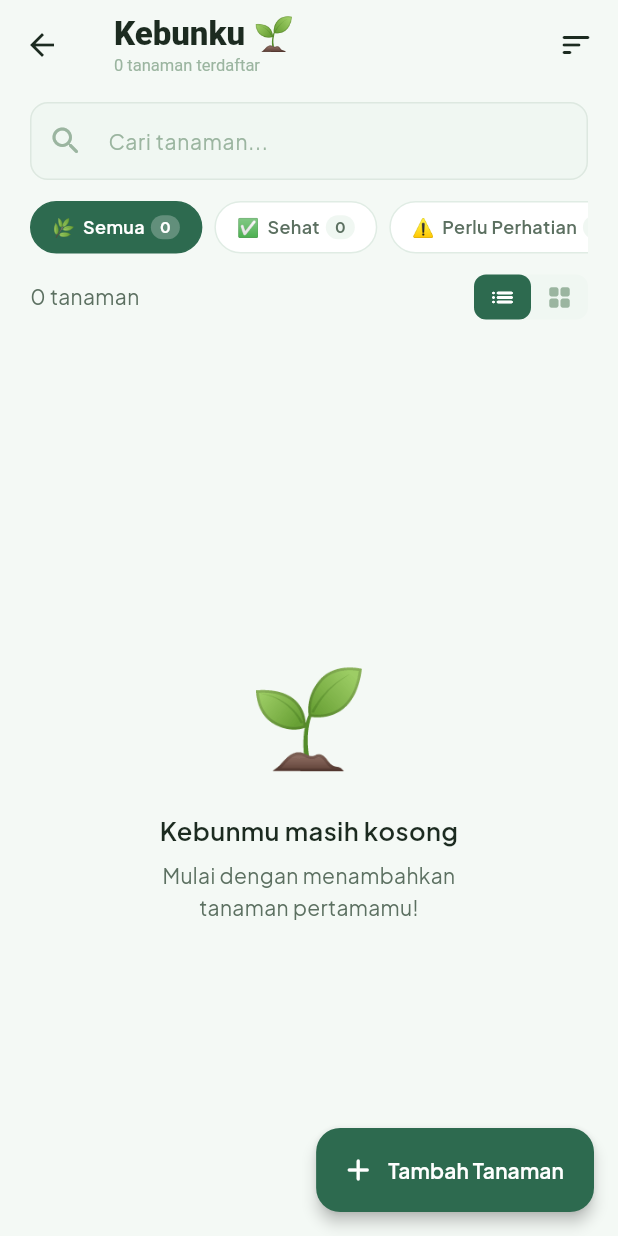
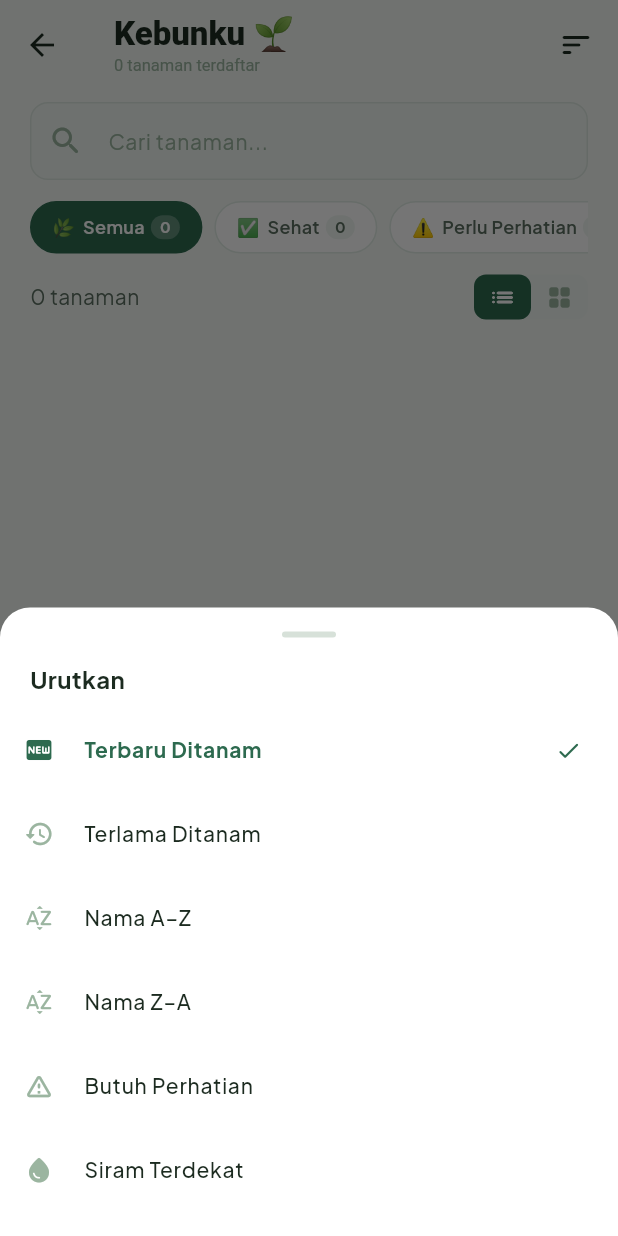
Before and after one commit to citylighxts/urban_leaf, a Flutter app: the KebunkuPage screen opened directly, after a tap on the "sort" icon, on a phone screen of 412 x 824 dp. Run offline on Flutter 3.47's test engine with Material 3 defaults, Android fonts, the phone set to English and light mode, and no system bars; our stand-ins replace cloud_firestore, firebase_auth, firebase_core, firebase_crashlytics, geocoding, geolocator and 2 more; accounts and stored records are empty; Roboto replaces fonts that are missing (PlusJakartaSans).

Commit message:
feat: add sorting functionality and initial filter option in KebunkuPage; update navigation from ProfilePage

```diff
--- a/lib/pages/kebunku/kebunku_page.dart
+++ b/lib/pages/kebunku/kebunku_page.dart
@@ -8,20 +8,56 @@ import 'add_edit_plant_page.dart';
 import 'plant_detail_page.dart';
 
 class KebunkuPage extends StatefulWidget {
-  const KebunkuPage({super.key});
+  final PlantStatus? initialFilter;
+  const KebunkuPage({super.key, this.initialFilter});
 
   @override
   State<KebunkuPage> createState() => _KebunkuPageState();
 }
 
+enum PlantSort { newest, oldest, nameAZ, nameZA, status, wateringDue }
+
+extension PlantSortLabel on PlantSort {
+  String get label => switch (this) {
+    PlantSort.newest      => 'Terbaru Ditanam',
+    PlantSort.oldest      => 'Terlama Ditanam',
+    PlantSort.nameAZ      => 'Nama A–Z',
+    PlantSort.nameZA      => 'Nama Z–A',
+    PlantSort.status      => 'Butuh Perhatian',
+    PlantSort.wateringDue => 'Siram Terdekat',
+  };
+
+  IconData get icon => switch (this) {
+    PlantSort.newest      => Icons.fiber_new_rounded,
+    PlantSort.oldest      => Icons.history_rounded,
+    PlantSort.nameAZ      => Icons.sort_by_alpha_rounded,
+    PlantSort.nameZA      => Icons.sort_by_alpha_rounded,
+    PlantSort.status      => Icons.warning_amber_rounded,
+    PlantSort.wateringDue => Icons.water_drop_rounded,
+  };
+}
+
+int _statusPriority(PlantStatus s) => switch (s) {
+  PlantStatus.quarantine     => 0,
+  PlantStatus.needsAttention => 1,
+  PlantStatus.healthy        => 2,
+};
+
 class _KebunkuPageState extends State<KebunkuPage> {
   final _plantService = PlantFirestoreService();
-  PlantStatus? _selectedFilter; // null = all
+  late PlantStatus? _selectedFilter;
+  PlantSort _selectedSort = PlantSort.newest;
   bool _isGridView = false;
   String _searchQuery = '';
 
+  @override
+  void initState() {
+    super.initState();
+    _selectedFilter = widget.initialFilter;
+  }
+
   List<PlantModel> _filteredPlants(List<PlantModel> plants) {
-    return plants.where((p) {
+    final filtered = plants.where((p) {
       final matchesFilter =
           _selectedFilter == null || p.status == _selectedFilter;
       final matchesSearch =
@@ -30,6 +66,33 @@ class _KebunkuPageState extends State<KebunkuPage> {
           p.type.toLowerCase().contains(_searchQuery.toLowerCase());
       return matchesFilter && matchesSearch;
     }).toList();
+
+    filtered.sort((a, b) => switch (_selectedSort) {
+      PlantSort.newest      => b.plantedDate.compareTo(a.plantedDate),
+      PlantSort.oldest      => a.plantedDate.compareTo(b.plantedDate),
+      PlantSort.nameAZ      => a.name.compareTo(b.name),
+      PlantSort.nameZA      => b.name.compareTo(a.name),
+      PlantSort.status      => _statusPriority(a.status).compareTo(_statusPriority(b.status)),
+      PlantSort.wateringDue => a.nextWatering.compareTo(b.nextWatering),
+    });
+
+    return filtered;
+  }
+
+  void _showSortSheet() {
+    showModalBottomSheet(
+      context: context,
+      shape: const RoundedRectangleBorder(
+        borderRadius: BorderRadius.vertical(top: Radius.circular(20)),
+      ),
+      builder: (_) => _SortSheet(
+        selected: _selectedSort,
+        onSelect: (sort) {
+          setState(() => _selectedSort = sort);
+          Navigator.pop(context);
+        },
+      ),
+    );
   }
 
   Future<bool> _confirmDeletePlant(PlantModel plant) async {
@@ -253,8 +316,13 @@ class _KebunkuPageState extends State<KebunkuPage> {
       ),
       actions: [
         IconButton(
-          icon: const Icon(Icons.sort_rounded, color: AppColors.textPrimary),
-          onPressed: () {},
+          icon: Icon(
+            Icons.sort_rounded,
+            color: _selectedSort != PlantSort.newest
+                ? AppColors.primary
+                : AppColors.textPrimary,
+          ),
+          onPressed: _showSortSheet,
         ),
         const SizedBox(width: 4),
       ],
@@ -468,6 +536,73 @@ class _DismissBackground extends StatelessWidget {
   }
 }
 
+class _SortSheet extends StatelessWidget {
+  final PlantSort selected;
+  final ValueChanged<PlantSort> onSelect;
+
+  const _SortSheet({required this.selected, required this.onSelect});
+
+  @override
+  Widget build(BuildContext context) {
+    return SafeArea(
+      child: Padding(
+        padding: const EdgeInsets.symmetric(vertical: 16),
+        child: Column(
+          mainAxisSize: MainAxisSize.min,
+          children: [
+            Container(
+              width: 36,
+              height: 4,
+              decoration: BoxDecoration(
+                color: AppColors.textHint.withValues(alpha: 0.4),
+                borderRadius: BorderRadius.circular(2),
+              ),
+            ),
+            const SizedBox(height: 16),
+            const Padding(
+              padding: EdgeInsets.symmetric(horizontal: 20),
+              child: Align(
+                alignment: Alignment.centerLeft,
+                child: Text(
+                  'Urutkan',
+                  style: TextStyle(
+                    fontSize: 16,
+                    fontWeight: FontWeight.w700,
+                    color: AppColors.textPrimary,
+                  ),
+                ),
+              ),
+            ),
+            const SizedBox(height: 8),
+            ...PlantSort.values.map((sort) {
+              final isSelected = sort == selected;
+              return ListTile(
+                leading: Icon(
+                  sort.icon,
+                  color: isSelected ? AppColors.primary : AppColors.textHint,
+                  size: 20,
+                ),
+                title: Text(
+                  sort.label,
+                  style: TextStyle(
+                    fontSize: 14,
+                    fontWeight: isSelected ? FontWeight.w700 : FontWeight.w500,
+                    color: isSelected ? AppColors.primary : AppColors.textPrimary,
+                  ),
+                ),
+                trailing: isSelected
+                    ? const Icon(Icons.check_rounded, color: AppColors.primary, size: 18)
+                    : null,
+                onTap: () => onSelect(sort),
+              );
+            }),
+          ],
+        ),
+      ),
+    );
+  }
+}
+
 class _EmptyState extends StatelessWidget {
   final bool hasFilter;
   const _EmptyState({required this.hasFilter});
--- a/lib/pages/profile/profile_page.dart
+++ b/lib/pages/profile/profile_page.dart
@@ -92,21 +92,21 @@ class _ProfilePageState extends State<ProfilePage> {
                             label: 'Total Tanaman',
                             value: '${plants.length} tanaman',
                             color: AppColors.primary,
-                            onTap: _goToKebunku,
+                            onTap: () => _goToKebunku(),
                           ),
                           _ProfileTile(
                             icon: Icons.check_circle_rounded,
                             label: 'Tanaman Sehat',
                             value: '$healthyCount tanaman',
                             color: AppColors.healthy,
-                            onTap: _goToKebunku,
+                            onTap: () => _goToKebunku(filter: PlantStatus.healthy),
                           ),
                           _ProfileTile(
                             icon: Icons.warning_rounded,
                             label: 'Perlu Perhatian',
                             value: '$attentionCount tanaman',
                             color: AppColors.needsAttention,
-                            onTap: _goToKebunku,
+                            onTap: () => _goToKebunku(filter: PlantStatus.needsAttention),
                           ),
                           _ProfileTile(
                             icon: Icons.coronavirus_rounded,
@@ -114,7 +114,7 @@ class _ProfilePageState extends State<ProfilePage> {
                             value: '$quarantineCount tanaman',
                             color: AppColors.quarantine,
                             isLast: true,
-                            onTap: _goToKebunku,
+                            onTap: () => _goToKebunku(filter: PlantStatus.quarantine),
                           ),
                         ],
                       ),
@@ -158,10 +158,10 @@ class _ProfilePageState extends State<ProfilePage> {
     );
   }
 
-  void _goToKebunku() {
+  void _goToKebunku({PlantStatus? filter}) {
     Navigator.push(
       context,
-      MaterialPageRoute(builder: (_) => const KebunkuPage()),
+      MaterialPageRoute(builder: (_) => KebunkuPage(initialFilter: filter)),
     );
   }
 
--- a/lib/widgets/kebunku/plant_list_card.dart
+++ b/lib/widgets/kebunku/plant_list_card.dart
@@ -234,7 +234,13 @@ class PlantGridCard extends StatelessWidget {
                       ),
                     ),
                   ),
-                  PlantStatusChip(status: plant.status, small: true),
+                  Flexible(
+                    child: FittedBox(
+                      fit: BoxFit.scaleDown,
+                      alignment: Alignment.centerRight,
+                      child: PlantStatusChip(status: plant.status, small: true),
+                    ),
+                  ),
                 ],
               ),
               const SizedBox(height: 10),
```
